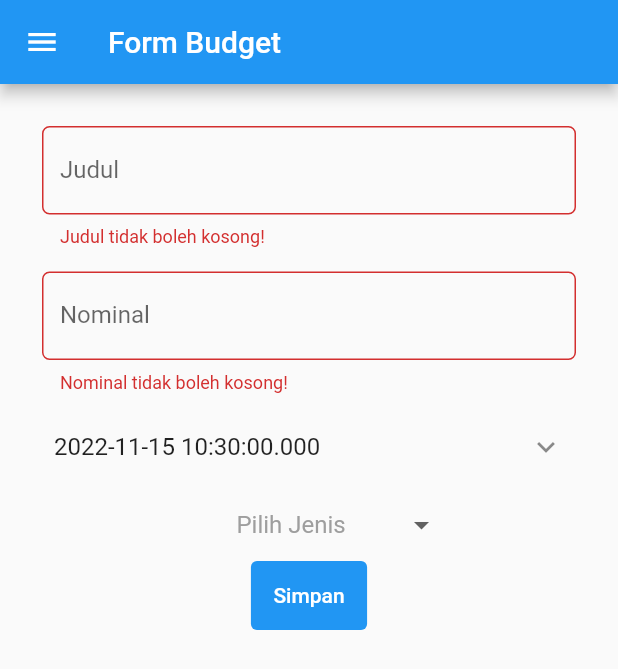
After one commit to asta-kunn/pbp-flutter-lab, a Flutter app: the MyBudgetFormPage screen opened directly, after a tap on "Simpan", on a phone screen of 412 x 824 dp. The commit adds this screen. Shown: the top 669 px of the screen. Run offline on Flutter 3.47's test engine with Material 2 defaults, Android fonts, the phone set to English and light mode, and no system bars.

Commit message:
Tugas 8 with bonus

```diff
--- /dev/null
+++ b/lib/drawer.dart
@@ -0,0 +1,51 @@
+import 'package:flutter/material.dart';
+import 'package:counter_7/main.dart';
+import 'package:counter_7/form_budget.dart';
+import 'package:counter_7/data_budget.dart';
+
+class DrawerApp extends StatelessWidget {
+  const DrawerApp({super.key});
+
+  @override
+  Widget build(BuildContext context) {
+    return Drawer(
+      child: Column(
+        children: [
+          // Menambahkan clickable menu
+          ListTile(
+            title: const Text('counter_7'),
+            onTap: () {
+              // Route menu ke halaman utama
+              Navigator.pushReplacement(
+                context,
+                MaterialPageRoute(
+                    builder: (context) => const MyHomePage(title: 'counter_7')),
+              );
+            },
+          ),
+          ListTile(
+            title: const Text('Tambah Budget'),
+            onTap: () {
+              // Route menu ke halaman tambah budget
+              Navigator.pushReplacement(
+                context,
+                MaterialPageRoute(
+                    builder: (context) => const MyBudgetFormPage()),
+              );
+            },
+          ),
+          ListTile(
+            title: const Text('Data Budget'),
+            onTap: () {
+              // Route menu ke halaman data budget
+              Navigator.pushReplacement(
+                context,
+                MaterialPageRoute(builder: (context) => const MyDataBudgetPage()),
+              );
+            },
+          ),
+        ],
+      ),
+    );
+  }
+}
--- /dev/null
+++ b/lib/form_budget.dart
@@ -0,0 +1,235 @@
+import 'package:counter_7/main.dart';
+import 'package:counter_7/data_budget.dart';
+import 'package:flutter/material.dart';
+import 'package:flutter/services.dart';
+import 'package:counter_7/drawer.dart';
+import 'global.dart' as globals;
+
+class MyBudgetFormPage extends StatefulWidget {
+  const MyBudgetFormPage({super.key});
+
+  @override
+  State<MyBudgetFormPage> createState() => _TambahBudgetPageState();
+}
+
+class Budget {
+  late String judul;
+  late int nominal;
+  late String jenisBudget;
+  late DateTime date;
+
+  Budget(
+      {required this.judul, required this.nominal, required this.jenisBudget, required this.date});
+}
+
+class _TambahBudgetPageState extends State<MyBudgetFormPage> {
+  final _formKey = GlobalKey<FormState>();
+  String? _judul;
+  int? nominal;
+  String? jenisBudget;
+  List<String> listJenisBudget = ['Pemasukan', 'Pengeluaran'];
+  DateTime date = DateTime.now();
+
+  onPressed(BuildContext context) {
+    var data =
+        Budget(judul: _judul!, nominal: nominal!, jenisBudget: jenisBudget!, date: date);
+    globals.budgets.add(data);
+    Navigator.pushReplacement(
+      context,
+      MaterialPageRoute(builder: (context) => const MyDataBudgetPage()),
+    );
+  }
+
+  @override
+  Widget build(BuildContext context) {
+    return Scaffold(
+      appBar: AppBar(
+        title: Text('Form Budget'),
+      ),
+      drawer: const DrawerApp(),
+      body: Form(
+        key: _formKey,
+        child: SingleChildScrollView(
+          child: Container(
+            padding: const EdgeInsets.all(20.0),
+            child: Column(
+              children: [
+                Padding(
+                  // Menggunakan padding sebesar 8 pixels
+                  padding: const EdgeInsets.all(8.0),
+                  child: TextFormField(
+                    decoration: InputDecoration(
+                      hintText: "Beli Makan",
+                      labelText: "Judul",
+                      // Menambahkan circular border agar lebih rapi
+                      border: OutlineInputBorder(
+                        borderRadius: BorderRadius.circular(5.0),
+                      ),
+                    ),
+                    // Menambahkan behavior saat nama diketik
+                    onChanged: (String? value) {
+                      setState(() {
+                        _judul = value!;
+                      });
+                    },
+                    // Menambahkan behavior saat data disimpan
+                    onSaved: (String? value) {
+                      setState(() {
+                        _judul = value!;
+                      });
+                    },
+                    // Validator sebagai validasi form
+                    validator: (String? value) {
+                      if (value == null || value.isEmpty) {
+                        return 'Judul tidak boleh kosong!';
+                      }
+                      return null;
+                    },
+                  ),
+                ),
+                Padding(
+                  // Menggunakan padding sebesar 8 pixels
+                  padding: const EdgeInsets.all(8.0),
+                  child: TextFormField(
+                    decoration: InputDecoration(
+                      hintText: "15000",
+                      labelText: "Nominal",
+                      // Menambahkan circular border agar lebih rapi
+                      border: OutlineInputBorder(
+                        borderRadius: BorderRadius.circular(5.0),
+                      ),
+                    ),
+                    keyboardType: TextInputType.number,
+                    inputFormatters: <TextInputFormatter>[
+                      FilteringTextInputFormatter.digitsOnly
+                    ],
+                    // Menambahkan behavior saat nama diketik
+                    onChanged: (String? value) {
+                      setState(() {
+                        if (value != '') {
+                          nominal = int.parse(value!);
+                        }
+                      });
+                    },
+                    // Menambahkan behavior saat data disimpan
+                    onSaved: (String? value) {
+                      setState(() {
+                        if (value != '') {
+                          nominal = int.parse(value!);
+                        }
+                      });
+                    },
+                    // Validator sebagai validasi form
+                    validator: (String? value) {
+                      if (value == null || value.isEmpty) {
+                        return 'Nominal tidak boleh kosong!';
+                      }
+                      return null;
+                    },
+                  ),
+                ),
+                ListTile(
+                  title: Text(date.toString()),
+                  // make date to center
+                  trailing: const Icon(Icons.keyboard_arrow_down),
+                  onTap: () async {
+                    final DateTime? picked = await showDatePicker(
+                      context: context,
+                      initialDate: date,
+                      firstDate: DateTime(2015, 8),
+                      lastDate: DateTime(2101),
+                    );
+                    if (picked != null && picked != date)
+                      setState(() {
+                        date = picked;
+                      });
+                  },
+
+                ),
+                DropdownButtonHideUnderline(
+                  child: DropdownButton(
+                    value: jenisBudget,
+                    icon: const Icon(Icons.arrow_drop_down),
+                    items: listJenisBudget.map((String items) {
+                      return DropdownMenuItem(
+                        value: items,
+                        child: Text(items),
+                      );
+                    }).toList(),
+                    onChanged: (String? newValue) {
+                      setState(() {
+                        jenisBudget = newValue!;
+                      });
+                    },
+                    hint: Container(
+                      width: 150, //and here
+                      child: const Text(
+                        "Pilih Jenis",
+                        style: TextStyle(color: Colors.grey),
+                        textAlign: TextAlign.center,
+                      ),
+                    ),
+                  ),
+                ),
+                Align(
+                  alignment: Alignment.bottomCenter,
+                  child: TextButton(
+                    style: TextButton.styleFrom(
+                        backgroundColor: Colors.blue,
+                        padding: const EdgeInsets.all(15.0),
+                        tapTargetSize: MaterialTapTargetSize.shrinkWrap,
+                        alignment: Alignment.center),
+                    onPressed: () {
+                      if (_formKey.currentState!.validate()) {
+                        if (jenisBudget == null || jenisBudget == '') {
+                          showDialog(
+                            context: context,
+                            builder: (context) {
+                              return Dialog(
+                                shape: RoundedRectangleBorder(
+                                  borderRadius: BorderRadius.circular(10),
+                                ),
+                                elevation: 15,
+                                child: Container(
+                                  child: ListView(
+                                    padding: const EdgeInsets.only(
+                                        top: 20, bottom: 20),
+                                    shrinkWrap: true,
+                                    children: <Widget>[
+                                      const Center(
+                                          child: Text(
+                                              'Pilih Jenis tidak boleh kosong')),
+                                      const SizedBox(height: 20),
+                                      TextButton(
+                                        onPressed: () {
+                                          Navigator.pop(context);
+                                        },
+                                        child: const Text('Kembali'),
+                                      ),
+                                    ],
+                                  ),
+                                ),
+                              );
+                            },
+                          );
+                        } else {
+                          onPressed(context);
+                        }
+                      }
+                    },
+                    child: const Text(
+                      "Simpan",
+                      style: TextStyle(color: Colors.white )
+                    ),
+                  ),
+                ),
+              ],
+            ),
+          ),
+        ),
+      ),
+    );
+  }
+}
+
+// Asyncrhonus adalah proses yang berjalan secara paralel dengan proses lainnya
--- /dev/null
+++ b/lib/global.dart
@@ -0,0 +1,4 @@
+library counter_7.globals;
+import 'package:counter_7/form_budget.dart';
+
+List<Budget> budgets = [];
```
Also changed, not shown: lib/data_budget.dart (added, +50 -0 lines), lib/main.dart (+7 -1 lines).
